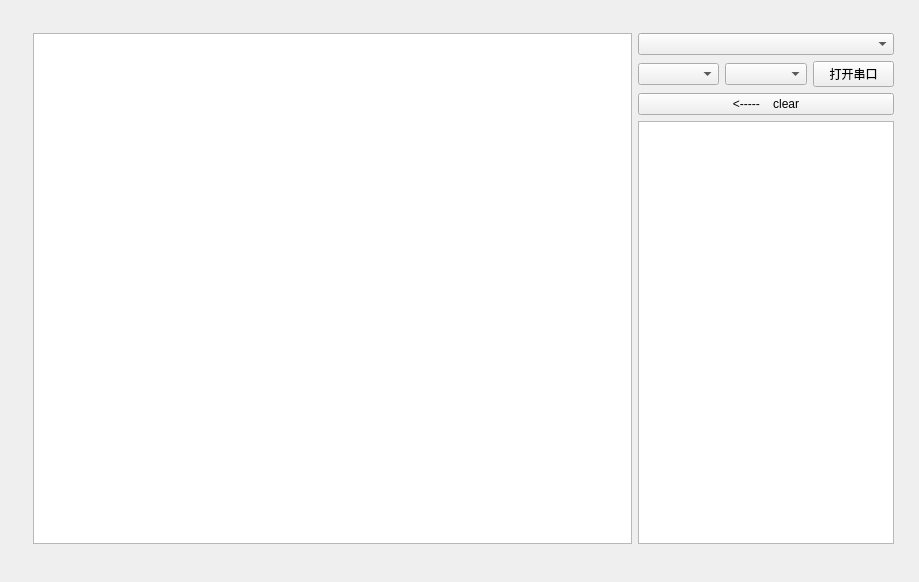
qianniu123/protocolTool, file widget.ui: the form before one commit.
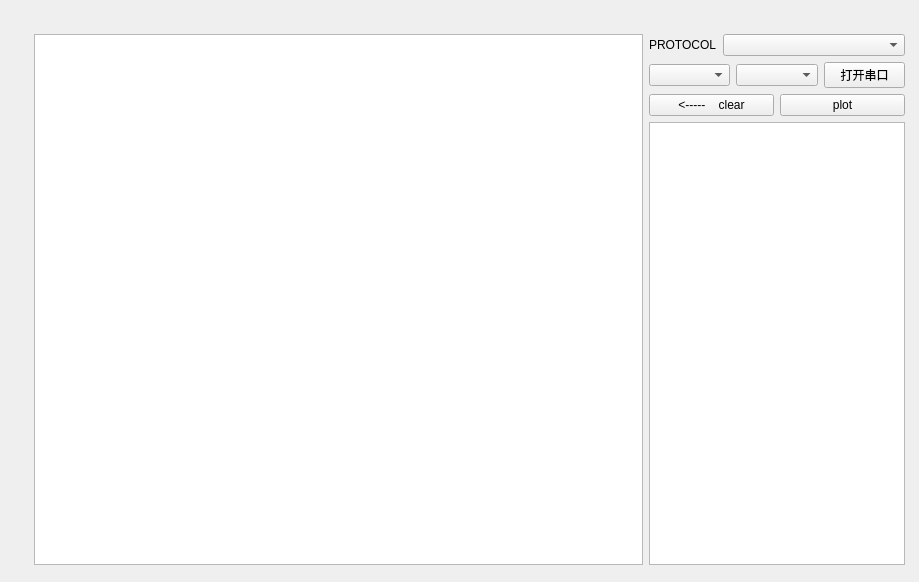
The form after the commit.

```diff
--- a/widget.ui
+++ b/widget.ui
@@ -16,10 +16,10 @@
   <widget class="QWidget" name="layoutWidget">
    <property name="geometry">
     <rect>
-     <x>33</x>
-     <y>33</y>
-     <width>861</width>
-     <height>511</height>
+     <x>34</x>
+     <y>34</y>
+     <width>871</width>
+     <height>531</height>
     </rect>
    </property>
    <layout class="QHBoxLayout" name="horizontalLayout_all">
@@ -29,7 +29,24 @@
     <item>
      <layout class="QVBoxLayout" name="verticalLayout">
       <item>
-       <widget class="QComboBox" name="comboBox_protocol"/>
+       <layout class="QHBoxLayout" name="horizontalLayout_1">
+        <item>
+         <widget class="QLabel" name="label_protocol">
+          <property name="sizePolicy">
+           <sizepolicy hsizetype="Fixed" vsizetype="Preferred">
+            <horstretch>0</horstretch>
+            <verstretch>0</verstretch>
+           </sizepolicy>
+          </property>
+          <property name="text">
+           <string>PROTOCOL</string>
+          </property>
+         </widget>
+        </item>
+        <item>
+         <widget class="QComboBox" name="comboBox_protocol"/>
+        </item>
+       </layout>
       </item>
       <item>
        <layout class="QHBoxLayout" name="horizontalLayout">
@@ -68,11 +85,40 @@
        </layout>
       </item>
       <item>
-       <widget class="QPushButton" name="pushButton_clearText">
-        <property name="text">
-         <string>&lt;-----    clear</string>
-        </property>
-       </widget>
+       <layout class="QHBoxLayout" name="horizontalLayout_3">
+        <item>
+         <widget class="QPushButton" name="pushButton_clearText">
+          <property name="sizePolicy">
+           <sizepolicy hsizetype="Preferred" vsizetype="Preferred">
+            <horstretch>0</horstretch>
+            <verstretch>0</verstretch>
+           </sizepolicy>
+          </property>
+          <property name="maximumSize">
+           <size>
+            <width>16777215</width>
+            <height>16777215</height>
+           </size>
+          </property>
+          <property name="text">
+           <string>&lt;-----    clear</string>
+          </property>
+         </widget>
+        </item>
+        <item>
+         <widget class="QPushButton" name="pushButton_plot">
+          <property name="sizePolicy">
+           <sizepolicy hsizetype="Preferred" vsizetype="Preferred">
+            <horstretch>0</horstretch>
+            <verstretch>0</verstretch>
+           </sizepolicy>
+          </property>
+          <property name="text">
+           <string>plot</string>
+          </property>
+         </widget>
+        </item>
+       </layout>
       </item>
       <item>
        <widget class="QTableWidget" name="tableWidget_cmd">
```
Left out of the diff: 2 changed lines with no effect on the pictures.
